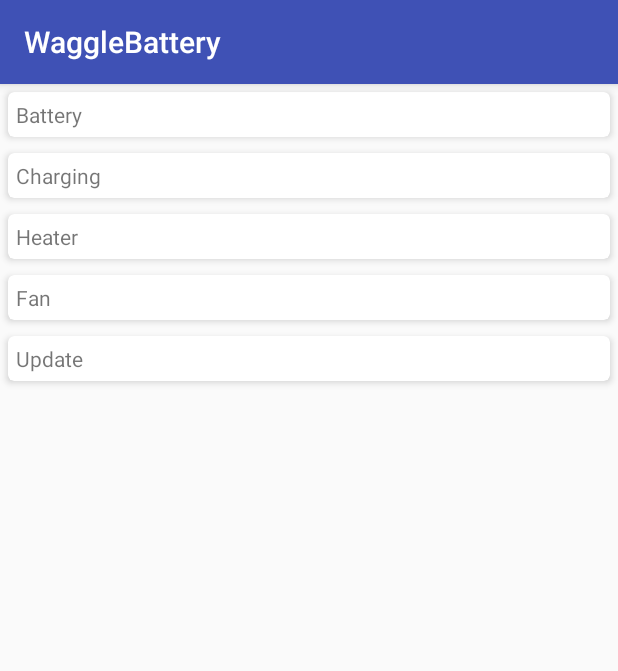
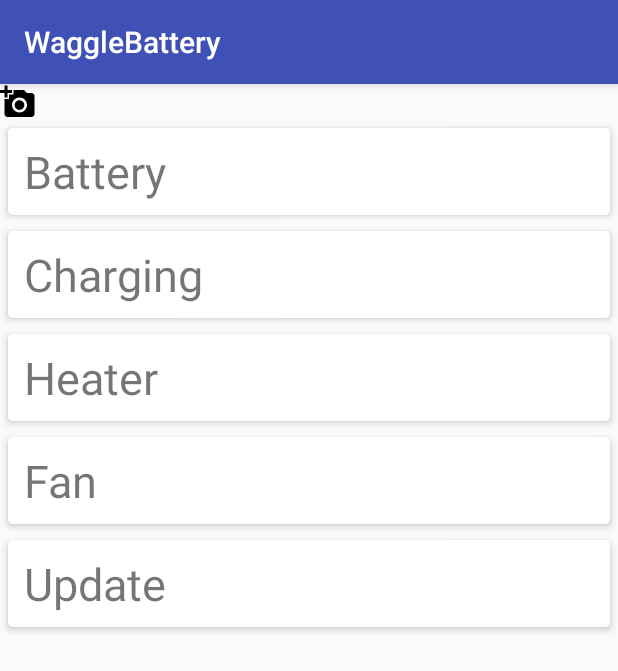
Before and after one commit to WaggleBatteryTeam/Battery-24-7, an Android app: the StatusActivity screen opened directly, with no data from a screen before it, on a phone screen of 412 x 824 dp. Shown: the top 671 px of the screen. Run offline under Robolectric (Android 15) with nearby library versions, the phone set to English and light mode, and no system bars; 2 statements that could not run were skipped.

Commit message:
Android: Change in View
- Alignment in TextView

```diff
--- a/app/WaggleBattery/app/src/main/java/waggle/wagglebattery/StatusActivity.java
+++ b/app/WaggleBattery/app/src/main/java/waggle/wagglebattery/StatusActivity.java
@@ -39,6 +39,9 @@ public class StatusActivity extends AppCompatActivity {
 
         ContentValues res = reqData.jsonAsContentValueForLatestData(_target_url,_req);
 
+        //WaggleInfo LinearLayout Setting
+
+
         //RecyclerView Setting
         RecyclerView recyclerView= (RecyclerView) findViewById(R.id.rcview);
         recyclerView.setHasFixedSize(true);
--- a/app/WaggleBattery/app/src/main/res/layout/activity_status.xml
+++ b/app/WaggleBattery/app/src/main/res/layout/activity_status.xml
@@ -3,11 +3,34 @@
     xmlns:android="http://schemas.android.com/apk/res/android" android:layout_width="match_parent"
     android:layout_height="match_parent">
 
-    <android.support.v7.widget.RecyclerView
-        android:id="@+id/rcview"
-        android:scrollbars="vertical"
+    <LinearLayout
         android:layout_width="match_parent"
-        android:layout_height="match_parent">
+        android:layout_height="match_parent"
+        android:orientation="vertical">
 
-    </android.support.v7.widget.RecyclerView>
+        <LinearLayout
+            android:layout_width="match_parent"
+            android:layout_height="wrap_content"
+            android:orientation="horizontal">
+
+            <ImageView
+                android:id="@+id/iv_waggle"
+                android:layout_width="wrap_content"
+                android:layout_height="wrap_content"
+                android:src="@drawable/testimage"/>
+            <TextView
+                android:id="@+id/tv_waggle"
+                android:layout_width="wrap_content"
+                android:layout_height="wrap_content" />
+        </LinearLayout>
+
+        <android.support.v7.widget.RecyclerView
+            android:id="@+id/rcview"
+            android:layout_width="match_parent"
+            android:layout_height="match_parent"
+            android:scrollbars="vertical">
+
+        </android.support.v7.widget.RecyclerView>
+
+    </LinearLayout>
 </android.support.constraint.ConstraintLayout>
--- a/app/WaggleBattery/app/src/main/res/layout/nav_header_main.xml
+++ b/app/WaggleBattery/app/src/main/res/layout/nav_header_main.xml
@@ -23,13 +23,13 @@
         android:layout_width="match_parent"
         android:layout_height="wrap_content"
         android:paddingTop="@dimen/nav_header_vertical_spacing"
-        android:text="Android Studio"
+        android:text="WaggleWaggle"
         android:textAppearance="@style/TextAppearance.AppCompat.Body1" />
 
     <TextView
         android:id="@+id/textView"
         android:layout_width="wrap_content"
         android:layout_height="wrap_content"
-        android:text="android.studio@android.com" />
+        android:text="WaggleWaggle@email.com" />
 
 </LinearLayout>
--- a/app/WaggleBattery/app/src/main/res/layout/waggle_status_item.xml
+++ b/app/WaggleBattery/app/src/main/res/layout/waggle_status_item.xml
@@ -5,7 +5,7 @@
     android:layout_width="match_parent"
     android:layout_height="wrap_content"
     android:orientation="horizontal"
-    app:cardCornerRadius="4dp"
+    app:cardCornerRadius="3dp"
     app:cardElevation="3dp"
     android:layout_margin="5dp">
 
@@ -22,18 +22,29 @@
 
             <TextView
                 android:id="@+id/tv_title"
-                android:layout_width="wrap_content"
+                android:layout_width="0dp"
                 android:layout_height="wrap_content"
-                android:layout_weight="3"
+                android:layout_weight="2.5"
                 android:layout_margin="5dp"
+                android:paddingTop="3dp"
+                android:paddingBottom="3dp"
+                android:paddingLeft="5dp"
+                android:textSize="30dp"
+                android:textAlignment="textStart"
+                android:textStyle="normal"
                 android:text="Description" />
 
             <TextView
                 android:id="@+id/tv_value"
-                android:layout_width="wrap_content"
+                android:layout_width="0dp"
                 android:layout_height="wrap_content"
-                android:layout_weight="1"
+                android:layout_weight="1.5"
                 android:layout_margin="5dp"
+                android:paddingTop="3dp"
+                android:paddingBottom="3dp"
+                android:textSize="30dp"
+                android:textAlignment="textStart"
+                android:textStyle="normal"
                 android:text="Value" />
 
         </LinearLayout>
```
